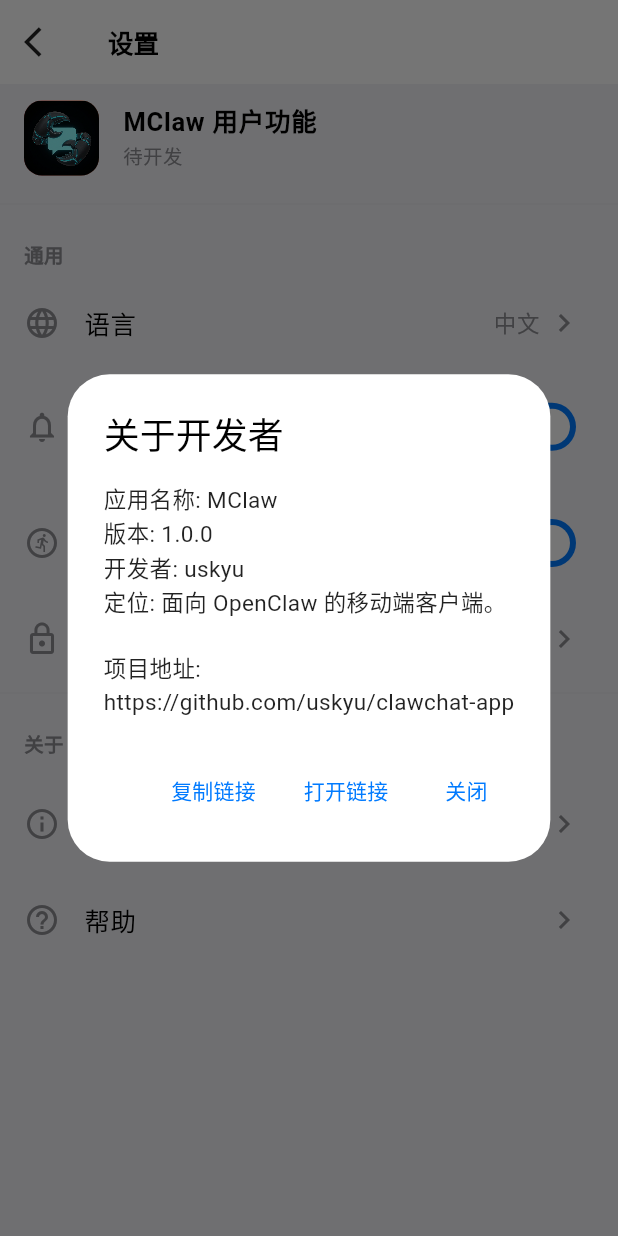
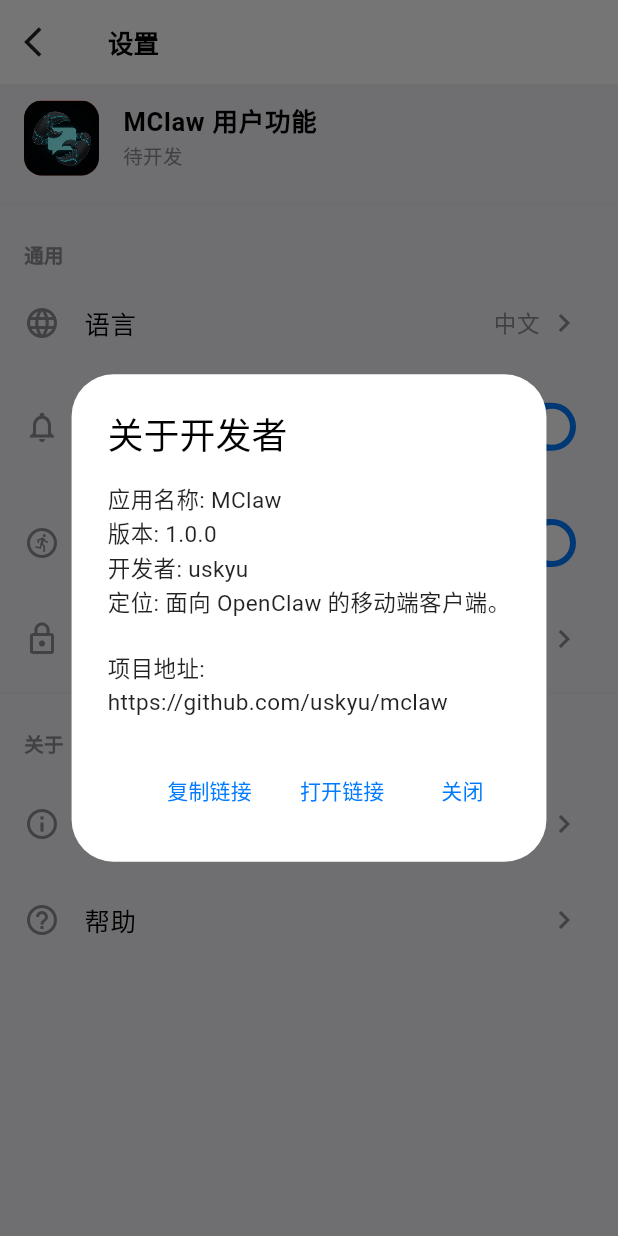
Before and after one commit to uskyu/mclaw, a Flutter app: the SettingsScreen screen opened directly, after a tap on "Language", after a tap on "关于应用", on a phone screen of 412 x 824 dp. Run offline on Flutter 3.47's test engine with Material 3 defaults, Android fonts, the light colour scheme and no system bars; our stand-ins replace flutter_local_notifications, flutter_markdown, flutter_secure_storage, image_picker, package_info_plus; missing offline and left inert: dartssh2, flutter_background_service; accounts and stored records are empty; network calls fail.

Commit message:
chore(links): update repository URLs after rename

```diff
--- a/lib/screens/settings_screen.dart
+++ b/lib/screens/settings_screen.dart
@@ -19,7 +19,7 @@
 }
 
 class _SettingsScreenState extends State<SettingsScreen> {
-  static const String _repoUrl = 'https://github.com/uskyu/clawchat-app';
+  static const String _repoUrl = 'https://github.com/uskyu/mclaw';
   bool _notificationsEnabled = true;
   bool _backgroundRunningEnabled = true;
 
--- a/lib/services/app_update_service.dart
+++ b/lib/services/app_update_service.dart
@@ -21,7 +21,7 @@
   static const String manifestUrl =
       'https://a3c09445.mclaw.pages.dev/update.json';
   static const String githubReleaseApi =
-      'https://api.github.com/repos/uskyu/clawchat-app/releases/latest';
+      'https://api.github.com/repos/uskyu/mclaw/releases/latest';
   static const String releasePageUrl =
       'https://a3c09445.mclaw.pages.dev/update';
 
```
Also changed, not shown: 1 other file.
